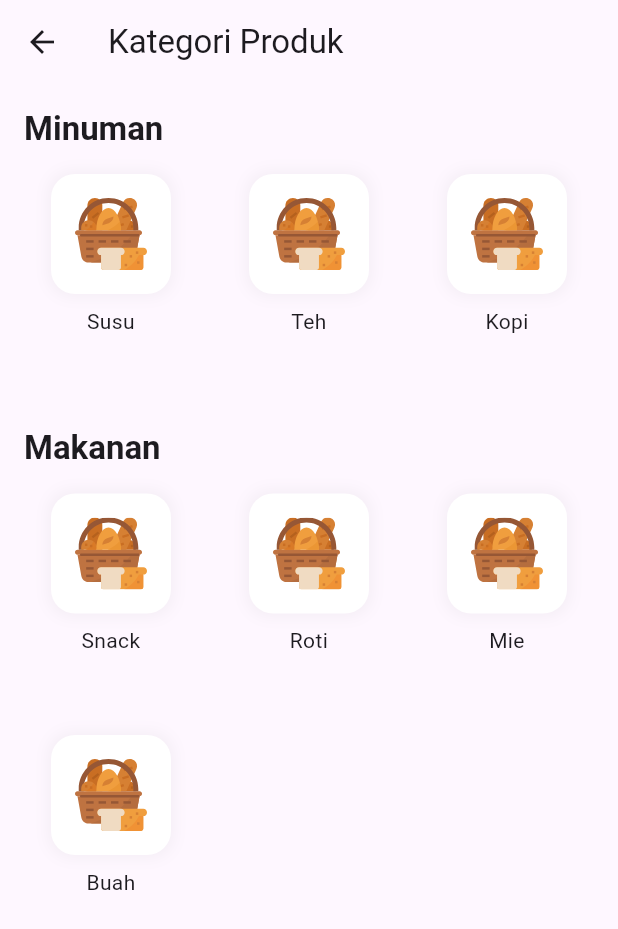
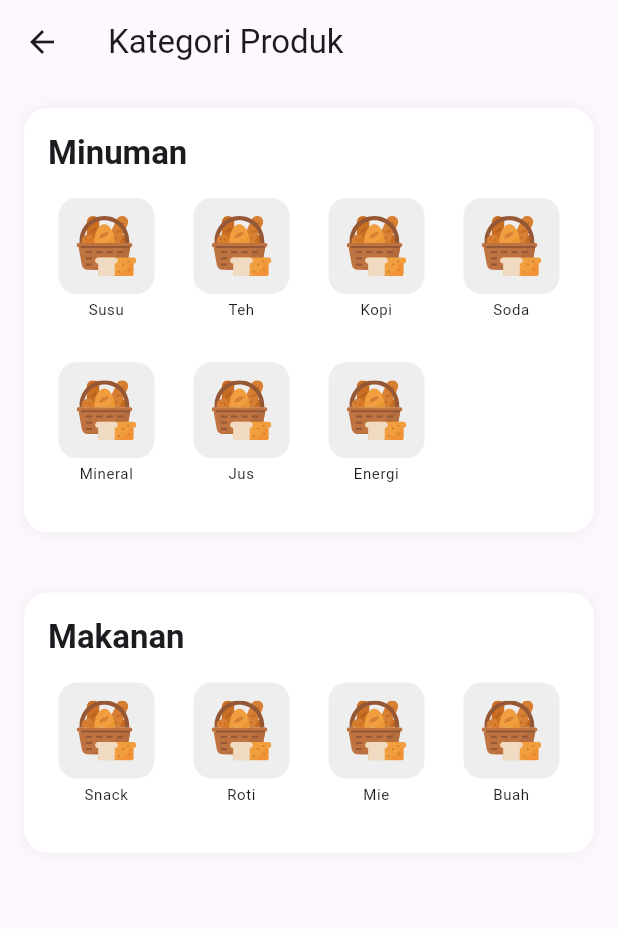
Before and after one commit to hokacristian/BeWiseV1, a Flutter app: the CategoryAllProductPage screen opened directly, on a phone screen of 412 x 824 dp. Shown: the top 929 px of the screen. Run offline on Flutter 3.47's test engine with Material 3 defaults, Android fonts, the phone set to English and light mode, and no system bars; our stand-ins replace carousel_slider, flutter_dotenv, flutter_svg, image_picker, shared_preferences, skeletonizer and 1 more; missing offline and left inert: google_ml_kit, mobile_scanner; accounts and stored records are empty; project files that could hold a hidden picture were left out.

```diff
--- a/lib/presentation/page/product/category_all_product_page.dart
+++ b/lib/presentation/page/product/category_all_product_page.dart
@@ -21,6 +21,10 @@ class CategoryAllProductPage extends StatelessWidget {
               {'id': 1, 'name': 'Susu', 'icon': 'assets/img/icon_roti.svg'},
               {'id': 2, 'name': 'Teh', 'icon': 'assets/img/icon_roti.svg'},
               {'id': 3, 'name': 'Kopi', 'icon': 'assets/img/icon_roti.svg'},
+              {'id': 4, 'name': 'Soda', 'icon': 'assets/img/icon_roti.svg'},
+              {'id': 5, 'name': 'Mineral', 'icon': 'assets/img/icon_roti.svg'},
+              {'id': 6, 'name': 'Jus', 'icon': 'assets/img/icon_roti.svg'},
+              {'id': 7, 'name': 'Energi', 'icon': 'assets/img/icon_roti.svg'},
 
             ],
           ),
@@ -29,10 +33,10 @@ class CategoryAllProductPage extends StatelessWidget {
             context,
             title: 'Makanan',
             categories: [
-              {'id': 7, 'name': 'Snack', 'icon': 'assets/img/icon_roti.svg'},
-              {'id': 8, 'name': 'Roti', 'icon': 'assets/img/icon_roti.svg'},
-              {'id': 9, 'name': 'Mie', 'icon': 'assets/img/icon_roti.svg'},
-              {'id': 10, 'name': 'Buah', 'icon': 'assets/img/icon_roti.svg'},
+              {'id': 9, 'name': 'Snack', 'icon': 'assets/img/icon_roti.svg'},
+              {'id': 10, 'name': 'Roti', 'icon': 'assets/img/icon_roti.svg'},
+              {'id': 11, 'name': 'Mie', 'icon': 'assets/img/icon_roti.svg'},
+              {'id': 12, 'name': 'Buah', 'icon': 'assets/img/icon_roti.svg'},
             ],
           ),
         ],
@@ -45,26 +49,39 @@ class CategoryAllProductPage extends StatelessWidget {
   required String title,
   required List<Map<String, dynamic>> categories,
 }) {
-    return Column(
+  return Container(
+    padding: const EdgeInsets.all(16),
+    margin: const EdgeInsets.only(bottom: 16), // Tambahkan margin bawah
+    decoration: BoxDecoration(
+      color: Colors.white,
+      borderRadius: BorderRadius.circular(16),
+      boxShadow: [
+        BoxShadow(
+          color: Colors.grey.withOpacity(0.1),
+          blurRadius: 8,
+          spreadRadius: 2,
+        ),
+      ],
+    ),
+    child: Column(
       crossAxisAlignment: CrossAxisAlignment.start,
+      mainAxisSize: MainAxisSize.min, // Tambahkan ini
       children: [
-        Padding(
-          padding: const EdgeInsets.only(bottom: 16),
-          child: Text(
+        Text(
           title,
           style: Theme.of(context).textTheme.titleLarge?.copyWith(
                 fontWeight: FontWeight.bold,
               ),
         ),
-        ),
+        const SizedBox(height: 16),
         GridView.builder(
           shrinkWrap: true,
           physics: const NeverScrollableScrollPhysics(),
           gridDelegate: const SliverGridDelegateWithFixedCrossAxisCount(
-            crossAxisCount: 3,
-            crossAxisSpacing: 16,
-            mainAxisSpacing: 16,
-            childAspectRatio: 0.8,
+            crossAxisCount: 4,
+            crossAxisSpacing: 12,
+            mainAxisSpacing: 12, // Kurangi spacing vertikal
+            childAspectRatio: 0.8, // Sesuaikan aspect ratio
           ),
           itemCount: categories.length,
           itemBuilder: (context, index) {
@@ -81,31 +98,32 @@ class CategoryAllProductPage extends StatelessWidget {
                 );
               },
               child: Column(
+                mainAxisSize: MainAxisSize.min, // Tambahkan ini
                 children: [
                   Container(
-                    padding: const EdgeInsets.all(16),
+                    width: 64,
+                    height: 64,
+                    padding: const EdgeInsets.all(12),
                     decoration: BoxDecoration(
-                      color: Colors.white,
-                      borderRadius: BorderRadius.circular(16),
-                      boxShadow: [
-                        BoxShadow(
-                          color: Colors.grey.withOpacity(0.1),
-                          blurRadius: 8,
-                          spreadRadius: 2,
-                        ),
-                      ],
+                      color: Colors.grey.shade200,
+                      borderRadius: BorderRadius.circular(12),
                     ),
                     child: SvgPicture.asset(
                       category['icon'] as String,
-                      height: 48,
-                      width: 48,
                     ),
                   ),
-                  const SizedBox(height: 8),
-                  Text(
+                  const SizedBox(height: 4), // Kurangi jarak
+                  Padding(
+                    padding: const EdgeInsets.symmetric(horizontal: 2),
+                    child: Text(
                       category['name'] as String,
-                    style: Theme.of(context).textTheme.bodyMedium,
+                      style: Theme.of(context).textTheme.bodySmall?.copyWith(
+                            fontSize: 10, // Perkecil ukuran font
+                          ),
                       textAlign: TextAlign.center,
+                      maxLines: 1,
+                      overflow: TextOverflow.ellipsis,
+                    ),
                   ),
                 ],
               ),
@@ -113,6 +131,7 @@ class CategoryAllProductPage extends StatelessWidget {
           },
         ),
       ],
+    ),
   );
 }
 }
```
Also changed, not shown: lib/presentation/page/history/history_page.dart (+8 -15 lines), lib/presentation/page/profile/profile_page.dart (+61 -27 lines), assets/img/barcode.svg (added). Lines whose indentation alone changed are shown as unchanged.
